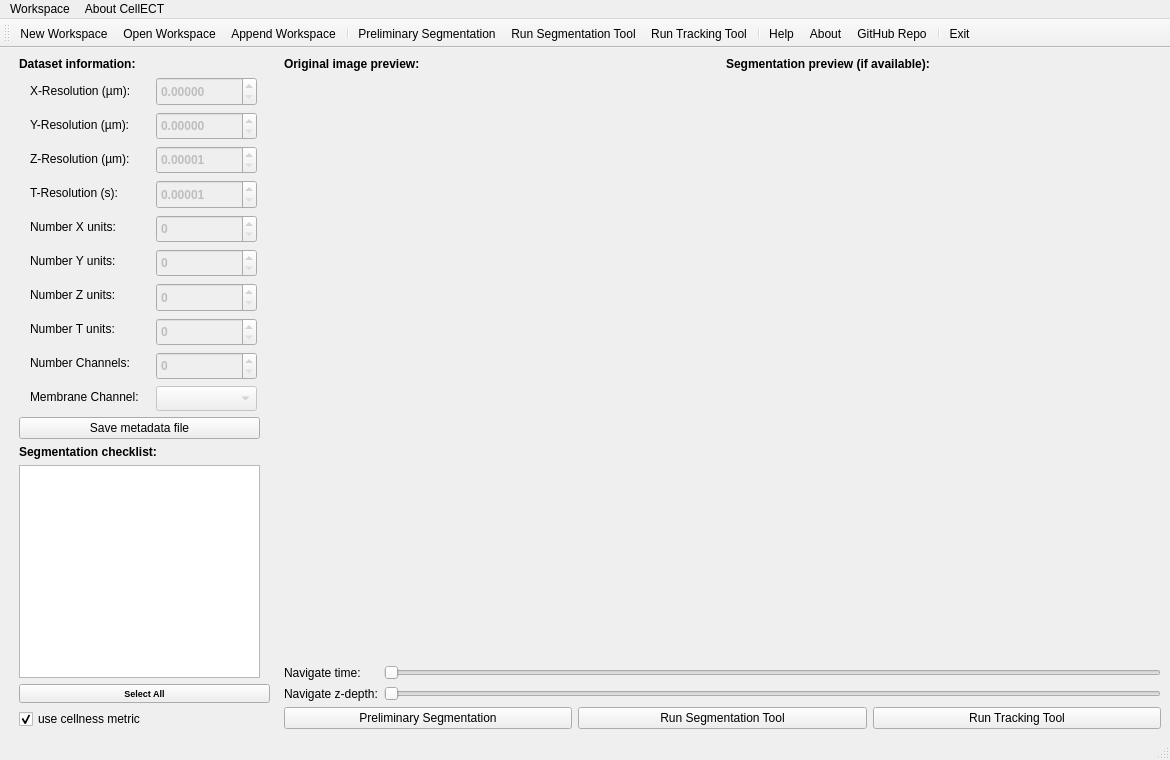
Qt form CellECT/gui/layout.ui (ddiana/CellECT) before a commit.
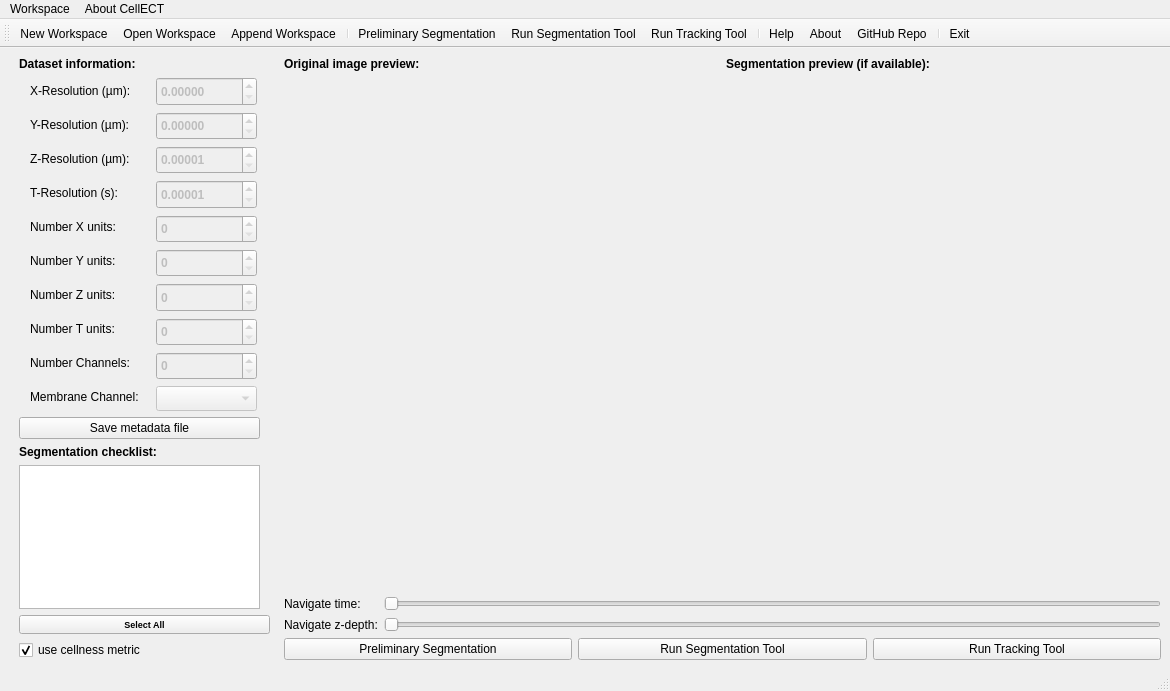
The same form after that commit. Icons and pictures are not drawn.

Commit message: starting UI at mid-z

The edit to the form file:
```diff
--- a/CellECT/gui/layout.ui
+++ b/CellECT/gui/layout.ui
@@ -7,7 +7,7 @@
     <x>0</x>
     <y>0</y>
     <width>1170</width>
-    <height>760</height>
+    <height>691</height>
    </rect>
   </property>
   <property name="sizePolicy">
```
The commit also changes 2 other files.
